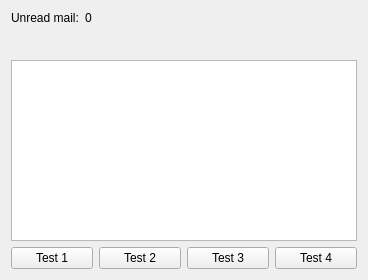
Qt form app/SysTray-X/SysTray-X-app/debugwidget.ui (Ximi1970/systray-x) before a commit.
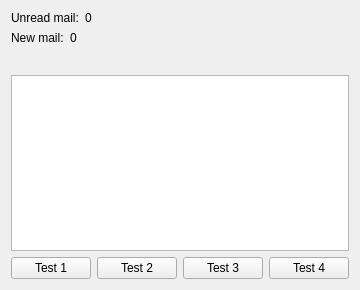
The same form after that commit. Icons and pictures are not drawn.

Commit message: New unified mail count message

```diff
--- a/app/SysTray-X/SysTray-X-app/debugwidget.ui
+++ b/app/SysTray-X/SysTray-X-app/debugwidget.ui
@@ -6,8 +6,8 @@
    <rect>
     <x>0</x>
     <y>0</y>
-    <width>368</width>
-    <height>280</height>
+    <width>358</width>
+    <height>290</height>
    </rect>
   </property>
   <property name="windowTitle">
@@ -19,19 +19,45 @@
   </property>
   <layout class="QGridLayout" name="gridLayout">
    <item row="0" column="0">
+    <layout class="QVBoxLayout" name="verticalLayout">
+     <item>
+      <layout class="QHBoxLayout" name="horizontalLayout_2">
+       <item>
     <widget class="QLabel" name="unreadMailTextLabel">
      <property name="text">
       <string>Unread mail:</string>
      </property>
     </widget>
    </item>
-   <item row="0" column="1">
+       <item>
     <widget class="QLabel" name="unreadMailLabel">
      <property name="text">
       <string>0</string>
      </property>
     </widget>
    </item>
+      </layout>
+     </item>
+     <item>
+      <layout class="QHBoxLayout" name="horizontalLayout_3">
+       <item>
+        <widget class="QLabel" name="newMailTextLabel">
+         <property name="text">
+          <string>New mail:</string>
+         </property>
+        </widget>
+       </item>
+       <item>
+        <widget class="QLabel" name="newMailLabel">
+         <property name="text">
+          <string>0</string>
+         </property>
+        </widget>
+       </item>
+      </layout>
+     </item>
+    </layout>
+   </item>
    <item row="1" column="0">
     <spacer name="verticalSpacer">
      <property name="orientation">
@@ -45,7 +71,7 @@
      </property>
     </spacer>
    </item>
-   <item row="1" column="2">
+   <item row="1" column="1">
     <spacer name="horizontalSpacer">
      <property name="orientation">
       <enum>Qt::Horizontal</enum>
@@ -58,10 +84,10 @@
      </property>
     </spacer>
    </item>
-   <item row="2" column="0" colspan="3">
+   <item row="2" column="0" colspan="2">
     <widget class="QTextEdit" name="textEdit"/>
    </item>
-   <item row="3" column="0" colspan="3">
+   <item row="3" column="0" colspan="2">
     <layout class="QHBoxLayout" name="horizontalLayout">
      <item>
       <widget class="QPushButton" name="test1PushButton">
```
Lines whose indentation alone changed are shown as unchanged. The commit also changes 12 other files.
